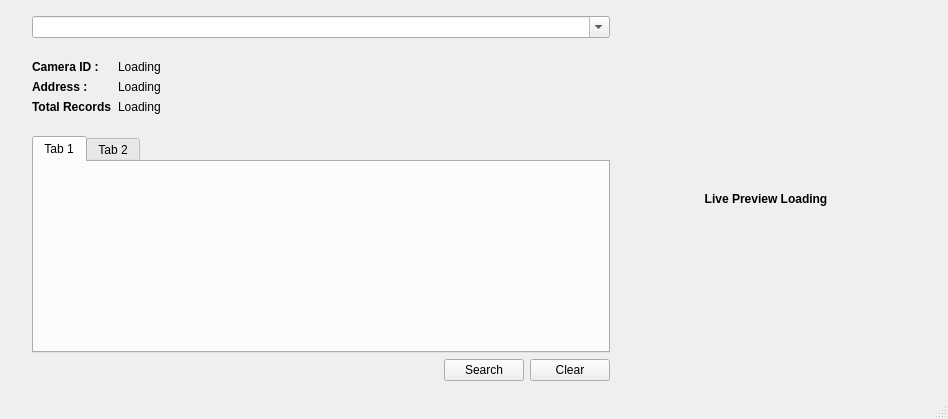
Before: the Qt Designer form UI/MainWindow.ui in rahatzamancse/Traffic-Rules-Violation-Detection, drawn with Qt 5.
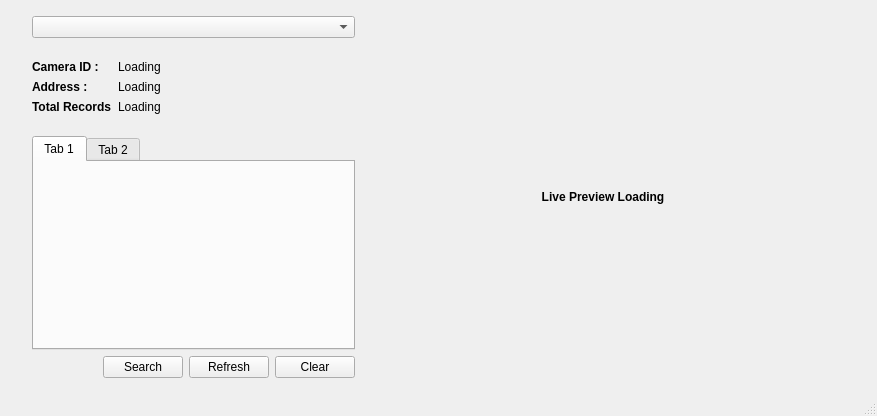
After: the same form once the commit is applied. The open tabs and pages were chosen to show the change.

```diff
--- a/UI/MainWindow.ui
+++ b/UI/MainWindow.ui
@@ -6,8 +6,8 @@
    <rect>
     <x>0</x>
     <y>0</y>
-    <width>948</width>
-    <height>419</height>
+    <width>877</width>
+    <height>416</height>
    </rect>
   </property>
   <property name="windowTitle">
@@ -17,7 +17,7 @@
    <string notr="true"/>
   </property>
   <widget class="QWidget" name="centralwidget">
-   <layout class="QHBoxLayout" name="horizontalLayout_2">
+   <layout class="QHBoxLayout" name="horizontalLayout_2" stretch="2,3">
     <property name="leftMargin">
      <number>32</number>
     </property>
@@ -34,8 +34,11 @@
      <layout class="QVBoxLayout" name="verticalLayout">
       <item>
        <widget class="QComboBox" name="cam_selector">
+        <property name="enabled">
+         <bool>true</bool>
+        </property>
         <property name="editable">
-         <bool>true</bool>
+         <bool>false</bool>
         </property>
         <property name="currentText">
          <string/>
@@ -178,6 +181,13 @@
           </property>
          </widget>
         </item>
+        <item>
+         <widget class="QPushButton" name="refresh_button">
+          <property name="text">
+           <string>Refresh</string>
+          </property>
+         </widget>
+        </item>
         <item>
          <widget class="QPushButton" name="clear_button">
           <property name="text">
```
Left out of the diff: 2 changed lines with no effect on the pictures.
